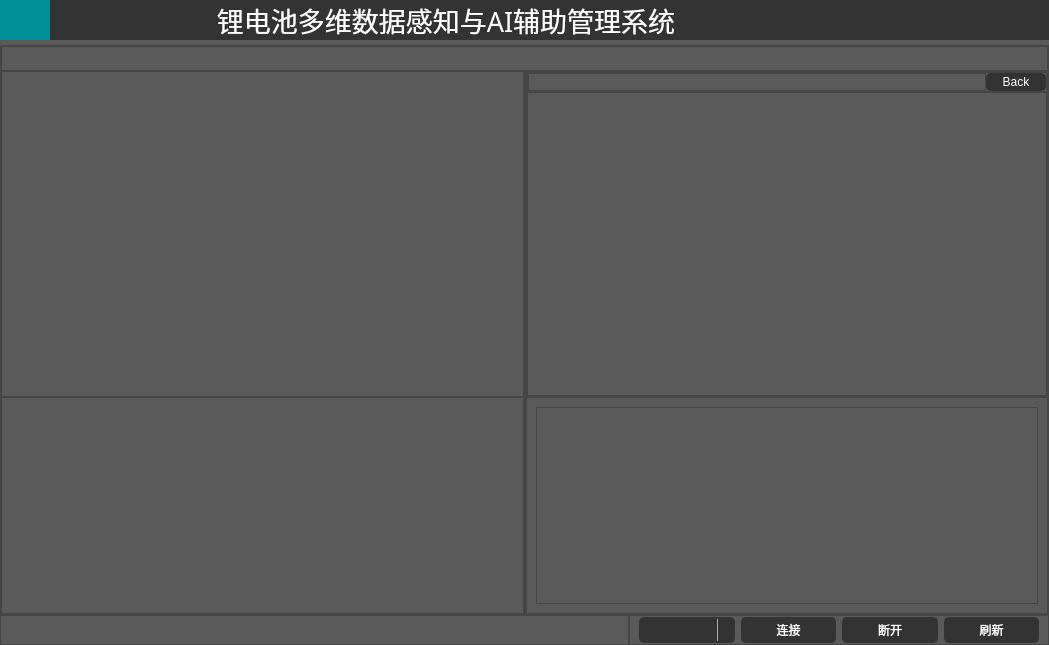
Old version of the form ui/ui_main.ui in the repository saberrin/EIS_GUI.
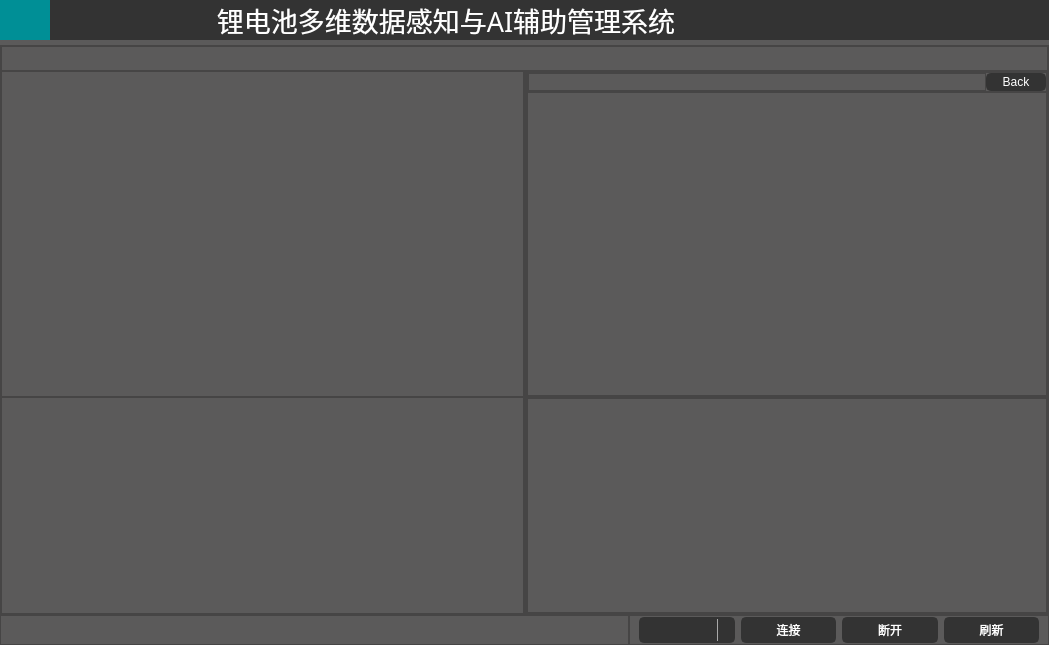
New version of the form. Icons and pictures are not drawn.

The edit to the form file:
```diff
--- a/ui/ui_main.ui
+++ b/ui/ui_main.ui
@@ -1284,6 +1284,21 @@
                        <enum>QFrame::Raised</enum>
                       </property>
                       <layout class="QHBoxLayout" name="horizontalLayout_20">
+                       <property name="spacing">
+                        <number>5</number>
+                       </property>
+                       <property name="leftMargin">
+                        <number>0</number>
+                       </property>
+                       <property name="topMargin">
+                        <number>0</number>
+                       </property>
+                       <property name="rightMargin">
+                        <number>0</number>
+                       </property>
+                       <property name="bottomMargin">
+                        <number>0</number>
+                       </property>
                        <item>
                         <widget class="QTextEdit" name="textEdit_2">
                          <property name="sizePolicy">
```
Left out of the diff: 54 changed lines with no effect on the pictures.
